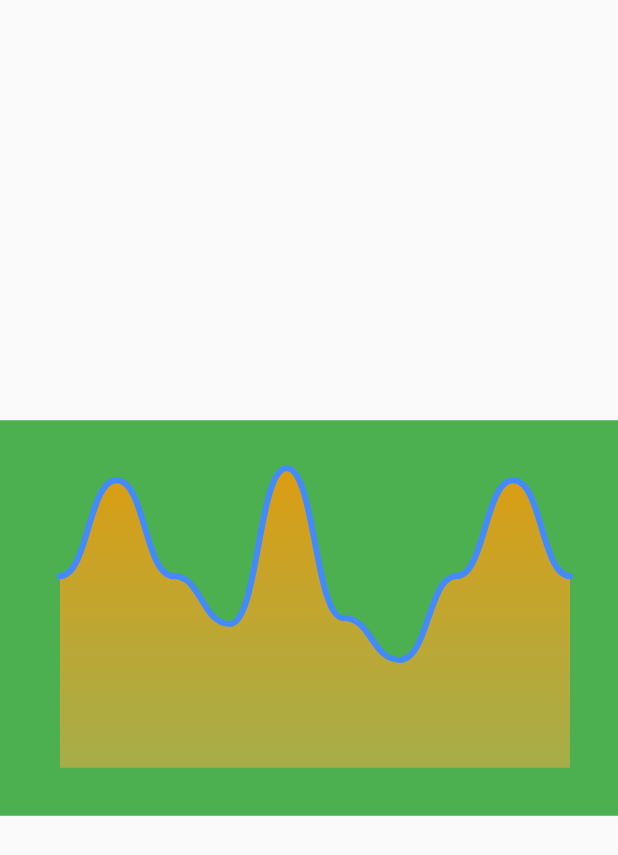
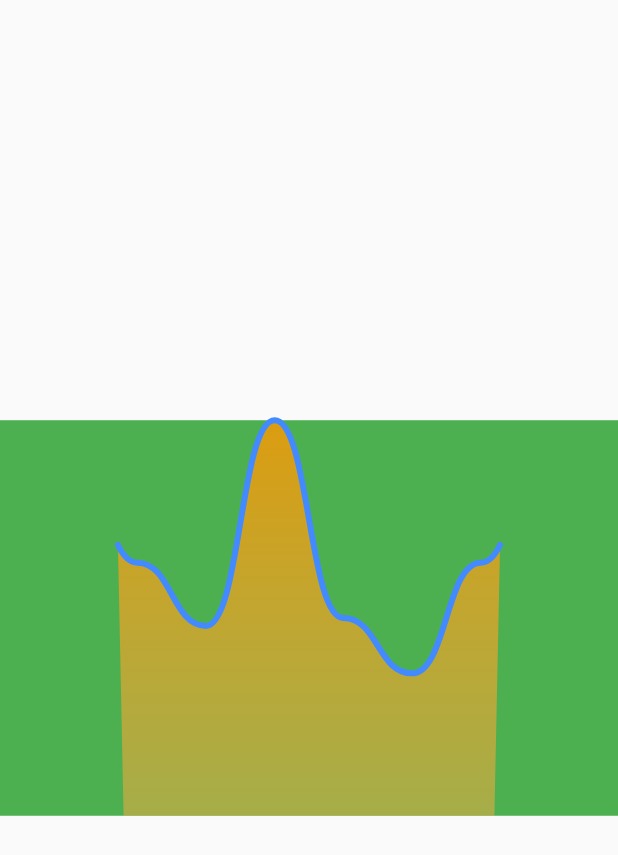
Before and after one commit to bladeofgod/mock_airbnb_price_picker, a Flutter app: the screen it shows after launch, after a tap on "combine demo ( curve chart)", on a phone screen of 412 x 824 dp. Shown: the top 855 px of the screen. Run offline on Flutter 3.47's test engine with Material 2 defaults, Android fonts, the phone set to English and light mode, and no system bars.

Commit message:
修正截取 出现的 非直角问题

```diff
--- a/lib/combine_demo/own_demo/painter/curve_line_chart_painter.dart
+++ b/lib/combine_demo/own_demo/painter/curve_line_chart_painter.dart
@@ -42,7 +42,7 @@ class CurveLineChartPainter extends BasePainter{
 
   CurveLineChartPainter({@required this.chartBeans,
     this.isCurve = true,this.shaderColors, this.lineColor,
-    this.yNum, this.lineWidth,this.leftValue = 0.0,this.rightValue = 1});
+    this.yNum, this.lineWidth,this.leftValue = 0.2,this.rightValue = 0.8});
 
 
   @override
@@ -210,10 +210,15 @@ class CurveLineChartPainter extends BasePainter{
   //计算图表边界
   initBorder(Size size){
     ///对于预留刻度尺，具体可以根据效果 缩减
-    startX = yNum > 0 ? basePadding * 2.5 : basePadding * 2; //预留出y轴刻度值所占的空间
-    endX = size.width - basePadding * 2;
-    startY = size.height - (basePadding * 2);  //预留出x轴刻度值所占的空间
-    endY = basePadding * 2;
+//    startX = yNum > 0 ? basePadding * 2.5 : basePadding * 2; //预留出y轴刻度值所占的空间
+//    endX = size.width - basePadding * 2;
+//    startY = size.height - (basePadding * 2);  //预留出x轴刻度值所占的空间
+//    endY = basePadding * 2;
+  //不预留刻度尺
+    startX = 0;
+    endX = size.width;
+    startY = size.height;
+    endY = 0;
     _fixedHeight = startY - endY;
     _fixedWidth = endX - startX;
     maxMin = calculateMaxMin(chartBeans);
```
